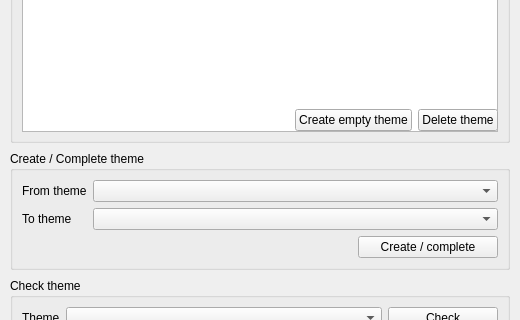
The window that ui/tools/qgisred_demandsectorbuilder_dialog.ui (qgisred/QGISRed) describes before a commit, drawn with Qt 5; both pictures show x 0 to 520 and y 158 to 478 of the 520 by 610 pixel window.
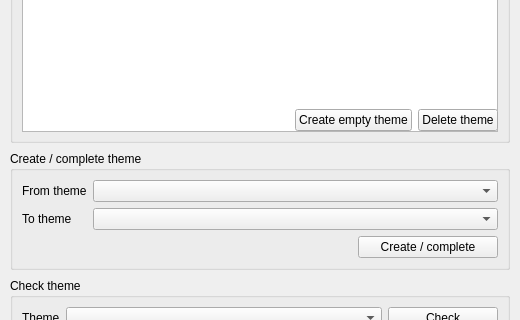
The same window after the commit.

```diff
--- a/ui/tools/qgisred_demandsectorbuilder_dialog.ui
+++ b/ui/tools/qgisred_demandsectorbuilder_dialog.ui
@@ -191,7 +191,7 @@
      <item>
       <widget class="QGroupBox" name="gbCreateComplete">
        <property name="title">
-        <string>Create / Complete theme</string>
+        <string>Create / complete theme</string>
        </property>
        <layout class="QGridLayout" name="createCompleteGrid">
         <property name="horizontalSpacing">
```
